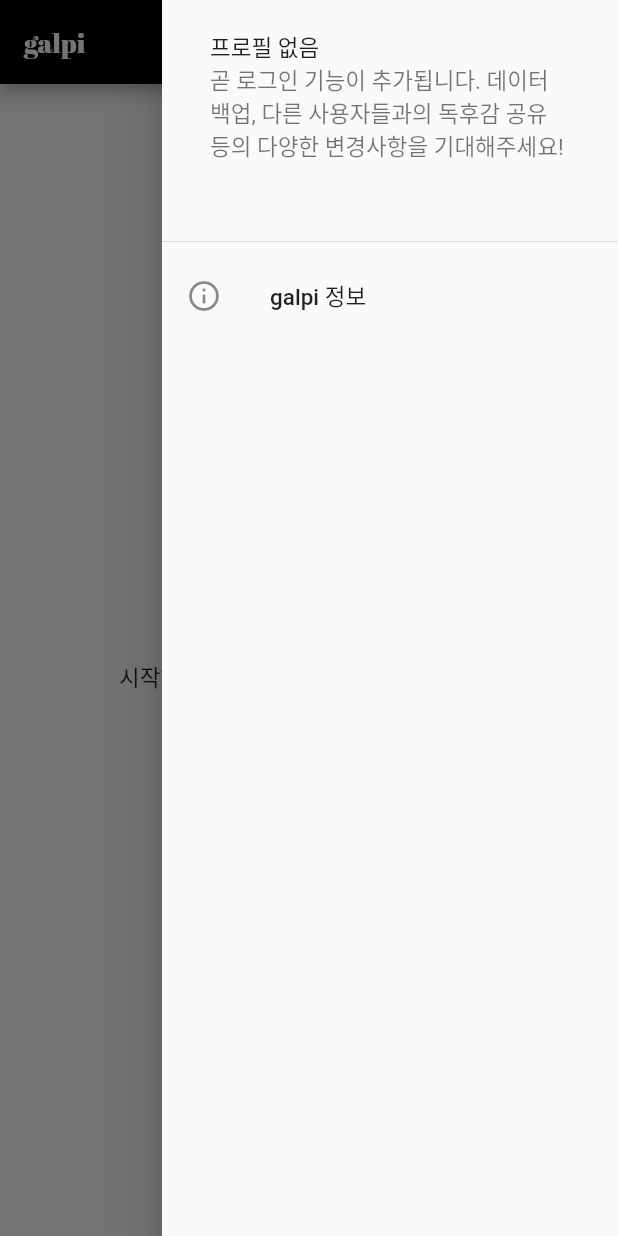
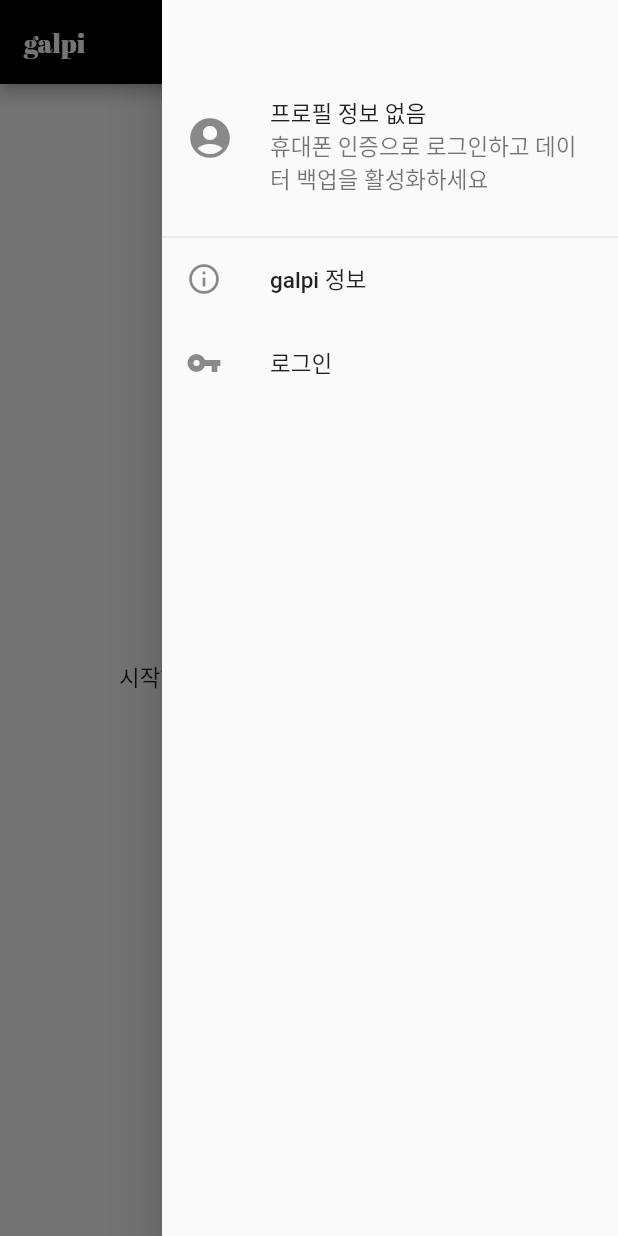
Before and after one commit to heejongahn/galpi, a Flutter app: the screen it shows after launch, with the side drawer open, on a phone screen of 412 x 824 dp. Run offline on Flutter 3.47's test engine with Material 2 defaults, Android fonts, the phone set to English and light mode, and no system bars; our stand-ins replace firebase_auth, package_info, rxdart, shared_preferences, sqflite, tuple and 1 more; accounts and stored records are empty; Roboto replaces fonts that are missing (SpoqaHan-Sans).

```diff
--- a/lib/components/main_drawer/index.dart
+++ b/lib/components/main_drawer/index.dart
@@ -68,47 +68,37 @@ class MainDrawer extends StatelessWidget {
         child: ListView(
           padding: EdgeInsets.zero,
           children: <Widget>[
-            // Container(
-            //   decoration: BoxDecoration(
-            //     border: Border(
-            //       bottom: Divider.createBorderSide(context),
-            //     ),
-            //   ),
-            //   padding: EdgeInsets.fromLTRB(0, 60, 0, 24),
-            //   child: ListTile(
-            //     leading: Icon(Icons.account_circle, size: 32),
-            //     title: Text(drawerHeaderTitle),
-            //     subtitle: Text(drawerHeaderSubtitle),
-            //     trailing: isAuthenticated
-            //         ? buildNicknameSettingButton(
-            //             context: context,
-            //             onChangeDisplayName: onChangeDisplayName,
-            //             currentDisplayName: userRepository.user.displayName)
-            //         : null,
-            //   ),
-            // ),
-            DrawerHeader(
+            Container(
+              decoration: BoxDecoration(
+                border: Border(
+                  bottom: Divider.createBorderSide(context),
+                ),
+              ),
+              padding: EdgeInsets.fromLTRB(0, 60, 0, 24),
               child: ListTile(
-                title: Text(
-                  '프로필 없음',
-                ),
-                subtitle: Text(
-                  '곧 로그인 기능이 추가됩니다. 데이터 백업, 다른 사용자들과의 독후감 공유 등의 다양한 변경사항을 기대해주세요!',
-                ),
+                leading: Icon(Icons.account_circle, size: 32),
+                title: Text(drawerHeaderTitle),
+                subtitle: Text(drawerHeaderSubtitle),
+                trailing: isAuthenticated
+                    ? buildNicknameSettingButton(
+                        context: context,
+                        onChangeDisplayName: onChangeDisplayName,
+                        currentDisplayName: userRepository.user.displayName)
+                    : null,
               ),
             ),
             buildAboutListTile(),
-            // isAuthenticated
-            //     ? ListTile(
-            //         leading: Icon(Icons.exit_to_app),
-            //         title: Text('로그아웃'),
-            //         onTap: onSignOut,
-            //       )
-            //     : ListTile(
-            //         leading: Icon(Icons.vpn_key),
-            //         title: Text('로그인'),
-            //         onTap: onClickSignIn,
-            //       ),
+            isAuthenticated
+                ? ListTile(
+                    leading: Icon(Icons.exit_to_app),
+                    title: Text('로그아웃'),
+                    onTap: onSignOut,
+                  )
+                : ListTile(
+                    leading: Icon(Icons.vpn_key),
+                    title: Text('로그인'),
+                    onTap: onClickSignIn,
+                  ),
           ],
         ),
       );
```
